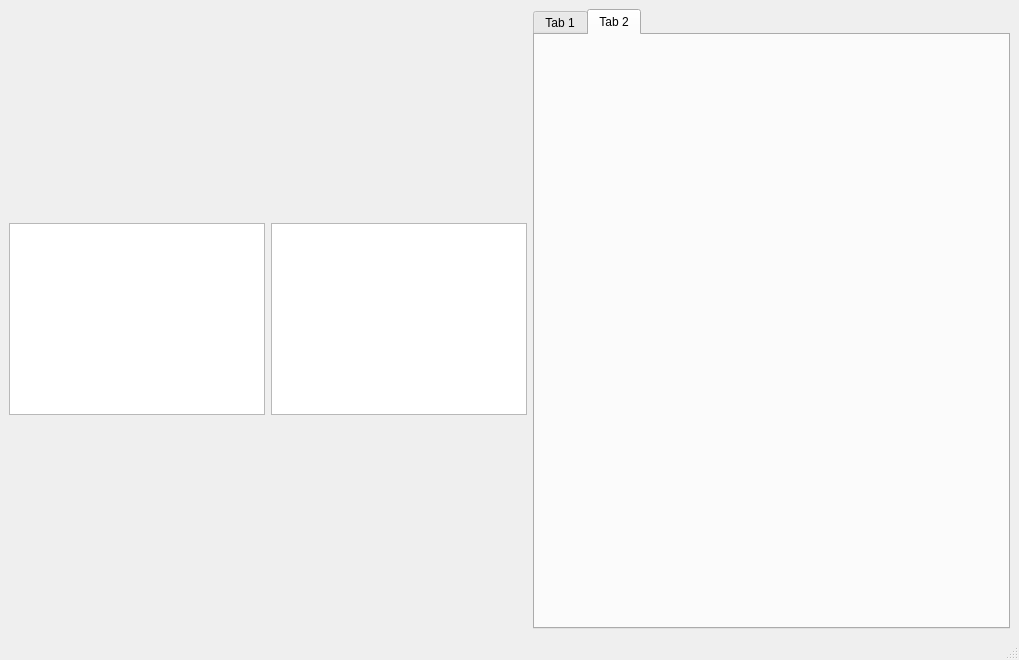
Above: Game/mapwindow.ui from Kujanenj/ohjelmointi3 before the change. Below: the same form after it.
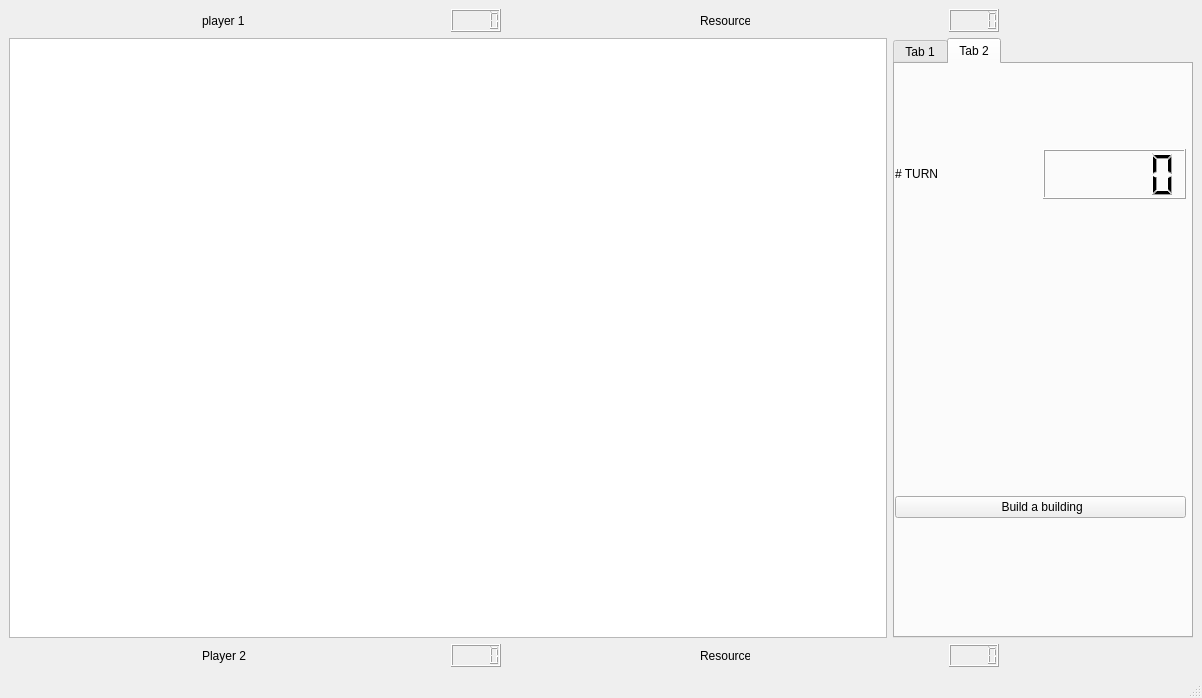
That is the form after the change. The open tabs and pages were chosen to show the change.

```diff
--- a/Game/mapwindow.ui
+++ b/Game/mapwindow.ui
@@ -6,8 +6,8 @@
    <rect>
     <x>0</x>
     <y>0</y>
-    <width>1019</width>
-    <height>660</height>
+    <width>1202</width>
+    <height>656</height>
    </rect>
   </property>
   <property name="windowTitle">
@@ -15,7 +15,57 @@
   </property>
   <widget class="QWidget" name="centralwidget">
    <layout class="QGridLayout" name="gridLayout">
-    <item row="0" column="0">
+    <item row="2" column="0" colspan="2">
+     <layout class="QHBoxLayout" name="horizontalLayoutLower">
+      <item>
+       <widget class="QLabel" name="player2NameLabel">
+        <property name="maximumSize">
+         <size>
+          <width>50</width>
+          <height>16777215</height>
+         </size>
+        </property>
+        <property name="text">
+         <string>Player 2</string>
+        </property>
+       </widget>
+      </item>
+      <item>
+       <widget class="QLCDNumber" name="player2Resource1LED">
+        <property name="maximumSize">
+         <size>
+          <width>50</width>
+          <height>16777215</height>
+         </size>
+        </property>
+       </widget>
+      </item>
+      <item>
+       <widget class="QLabel" name="player2RecourceLabel">
+        <property name="maximumSize">
+         <size>
+          <width>50</width>
+          <height>16777215</height>
+         </size>
+        </property>
+        <property name="text">
+         <string>Resource1</string>
+        </property>
+       </widget>
+      </item>
+      <item>
+       <widget class="QLCDNumber" name="player2Resource2LED">
+        <property name="maximumSize">
+         <size>
+          <width>50</width>
+          <height>16777215</height>
+         </size>
+        </property>
+       </widget>
+      </item>
+     </layout>
+    </item>
+    <item row="1" column="0">
      <widget class="QGraphicsView" name="graphicsView">
       <property name="sizePolicy">
        <sizepolicy hsizetype="Fixed" vsizetype="Fixed">
@@ -23,20 +73,87 @@
         <verstretch>0</verstretch>
        </sizepolicy>
       </property>
-     </widget>
-    </item>
-    <item row="0" column="1">
-     <widget class="QTextBrowser" name="textBrowser">
-      <property name="sizePolicy">
-       <sizepolicy hsizetype="Fixed" vsizetype="Fixed">
-        <horstretch>0</horstretch>
-        <verstretch>0</verstretch>
-       </sizepolicy>
+      <property name="minimumSize">
+       <size>
+        <width>0</width>
+        <height>600</height>
+       </size>
       </property>
+      <property name="maximumSize">
+       <size>
+        <width>1500</width>
+        <height>1700</height>
+       </size>
+      </property>
      </widget>
     </item>
-    <item row="0" column="2">
+    <item row="0" column="0" colspan="2">
+     <layout class="QHBoxLayout" name="horizontalLayoutUpper">
+      <item>
+       <widget class="QLabel" name="player1NameLabel">
+        <property name="maximumSize">
+         <size>
+          <width>50</width>
+          <height>16777215</height>
+         </size>
+        </property>
+        <property name="text">
+         <string>player 1</string>
+        </property>
+       </widget>
+      </item>
+      <item>
+       <widget class="QLCDNumber" name="player1Resource1LED">
+        <property name="maximumSize">
+         <size>
+          <width>50</width>
+          <height>16777215</height>
+         </size>
+        </property>
+       </widget>
+      </item>
+      <item>
+       <widget class="QLabel" name="player1Resource1Label_2">
+        <property name="maximumSize">
+         <size>
+          <width>50</width>
+          <height>16777215</height>
+         </size>
+        </property>
+        <property name="text">
+         <string>Resource1</string>
+        </property>
+       </widget>
+      </item>
+      <item>
+       <widget class="QLCDNumber" name="player1Resource2LED">
+        <property name="maximumSize">
+         <size>
+          <width>50</width>
+          <height>16777215</height>
+         </size>
+        </property>
+       </widget>
+      </item>
+     </layout>
+    </item>
+    <item row="1" column="1">
      <widget class="QTabWidget" name="tabWidget">
+      <property name="minimumSize">
+       <size>
+        <width>15</width>
+        <height>600</height>
+       </size>
+      </property>
+      <property name="maximumSize">
+       <size>
+        <width>300</width>
+        <height>600</height>
+       </size>
+      </property>
+      <property name="currentIndex">
+       <number>1</number>
+      </property>
       <widget class="QWidget" name="tab">
        <attribute name="title">
         <string>Tab 1</string>
@@ -106,6 +223,72 @@
        <attribute name="title">
         <string>Tab 2</string>
        </attribute>
+       <widget class="QWidget" name="gridLayoutWidget_2">
+        <property name="geometry">
+         <rect>
+          <x>0</x>
+          <y>0</y>
+          <width>291</width>
+          <height>541</height>
+         </rect>
+        </property>
+        <layout class="QGridLayout" name="gridLayout_3">
+         <item row="1" column="0">
+          <layout class="QHBoxLayout" name="horizontalLayout_3">
+           <property name="spacing">
+            <number>5</number>
+           </property>
+           <item>
+            <widget class="QLabel" name="TurnLabel">
+             <property name="maximumSize">
+              <size>
+               <width>16777215</width>
+               <height>50</height>
+              </size>
+             </property>
+             <property name="text">
+              <string># TURN</string>
+             </property>
+            </widget>
+           </item>
+           <item>
+            <widget class="QLCDNumber" name="turnDisplay">
+             <property name="maximumSize">
+              <size>
+               <width>16777215</width>
+               <height>50</height>
+              </size>
+             </property>
+            </widget>
+           </item>
+          </layout>
+         </item>
+         <item row="2" column="0">
+          <layout class="QVBoxLayout" name="verticalLayout">
+           <item>
+            <widget class="QLabel" name="DescriptionLabel">
+             <property name="maximumSize">
+              <size>
+               <width>16777215</width>
+               <height>200</height>
+              </size>
+             </property>
+             <property name="text">
+              <string/>
+             </property>
+            </widget>
+           </item>
+           <item>
+            <widget class="QPushButton" name="SelectBuildingButton">
+             <property name="text">
+              <string> Build a building</string>
+             </property>
+            </widget>
+           </item>
+          </layout>
+         </item>
+        </layout>
+       </widget>
       </widget>
      </widget>
     </item>
```
Left out of the diff: 2 changed lines with no effect on the pictures.
